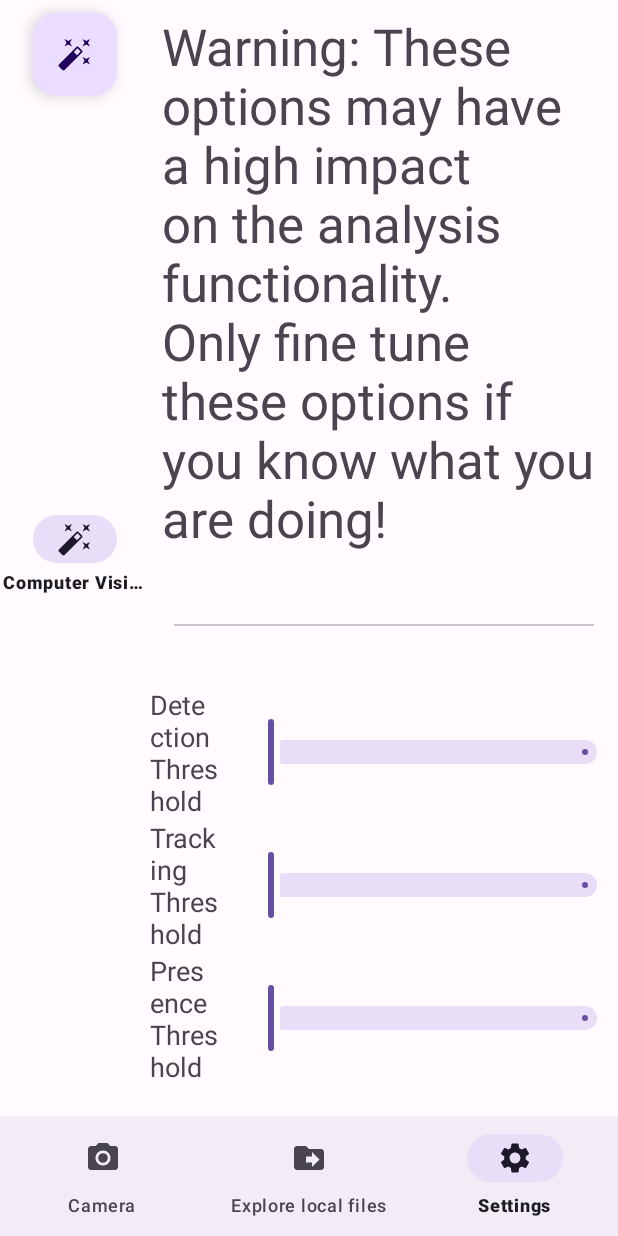
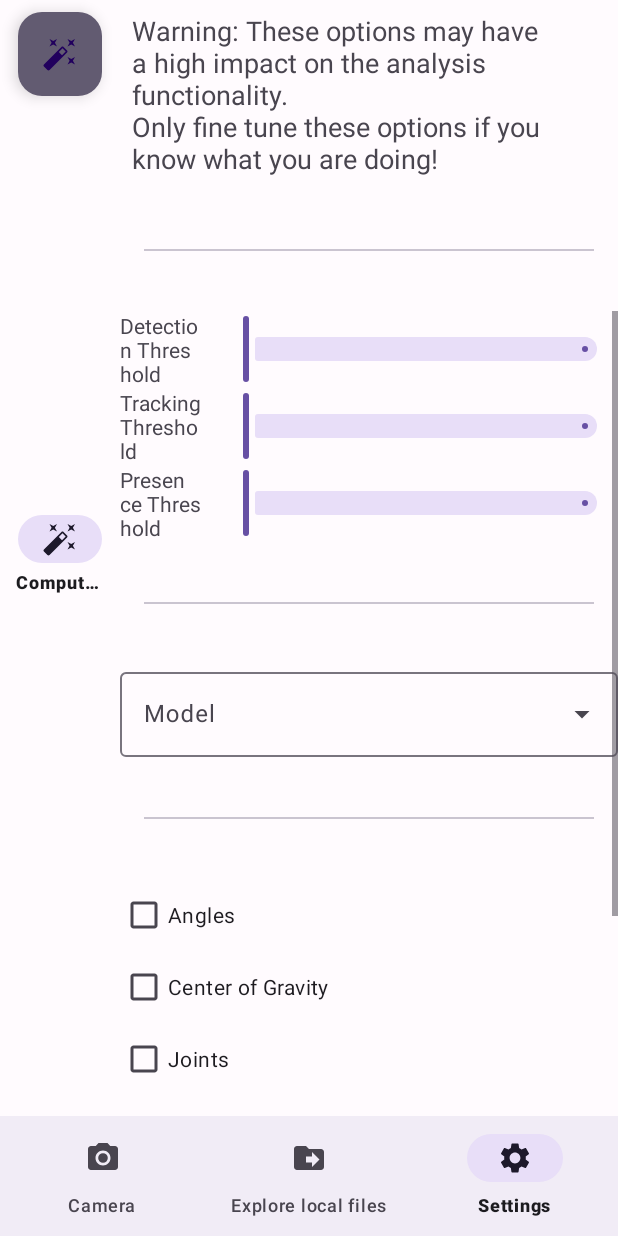
Before and after one commit to EspylArva/climbing-muse-kotlin, an Android app: the SettingsFragment screen opened through its navigation route, on a phone screen of 412 x 824 dp. Run offline under Robolectric (Android 15) with nearby library versions, the phone set to English and light mode, and no system bars; our stand-ins replace Timber, navigation-ui; libraries missing offline, so code that uses them is left out: androidx.camera.core, androidx.camera.lifecycle, com.google.mediapipe.tasks; 6 statements that could not run were skipped.

Commit message:
Adding scrollview to Computer Vision Fragment. Adding color to Settings Navigation Rail FAB.

```diff
--- a/app/src/main/res/layout/fragment_computer_vision_settings.xml
+++ b/app/src/main/res/layout/fragment_computer_vision_settings.xml
@@ -1,5 +1,6 @@
 <?xml version="1.0" encoding="utf-8"?>
-<LinearLayout xmlns:android="http://schemas.android.com/apk/res/android"
+<LinearLayout
+    xmlns:android="http://schemas.android.com/apk/res/android"
     xmlns:app="http://schemas.android.com/apk/res-auto"
     xmlns:tools="http://schemas.android.com/tools"
     android:layout_width="match_parent"
@@ -8,10 +9,10 @@
     tools:context=".ui.settings.ComputerVisionSettingsFragment">
 
     <com.google.android.material.textview.MaterialTextView
-        android:layout_width="wrap_content"
+        android:layout_width="match_parent"
         android:layout_height="wrap_content"
-        android:text="@string/computer_vision_settings_warning"
-        android:textSize="@dimen/big_text"
+        android:text="@string/cv_settings_warning"
+        android:textSize="@dimen/medium_text"
         android:padding="@dimen/default_padding"/>
 
     <com.google.android.material.divider.MaterialDivider
@@ -23,6 +24,13 @@
         app:dividerInsetStart="16dp"
         app:dividerInsetEnd="16dp"/>
 
+    <ScrollView
+        android:layout_width="match_parent"
+        android:layout_height="match_parent">
+        <LinearLayout
+            android:layout_height="wrap_content"
+            android:layout_width="match_parent"
+            android:orientation="vertical">
             <LinearLayout
                 android:id="@+id/container_detection_setting"
                 android:layout_width="match_parent"
@@ -32,8 +40,7 @@
                 <com.google.android.material.textview.MaterialTextView
                     android:layout_width="0dp"
                     android:layout_height="wrap_content"
-            android:text="@string/settings_detection_threshold"
-            android:textSize="@dimen/medium_text"
+                    android:text="@string/cv_settings_detection_threshold"
                     android:layout_weight="1" />
                 <com.google.android.material.slider.Slider
                     android:id="@+id/slider_detection_threshold"
@@ -55,8 +62,7 @@
                 <com.google.android.material.textview.MaterialTextView
                     android:layout_width="0dp"
                     android:layout_height="wrap_content"
-            android:text="@string/settings_tracking_threshold"
-            android:textSize="@dimen/medium_text"
+                    android:text="@string/cv_settings_tracking_threshold"
                     android:layout_weight="1"/>
                 <com.google.android.material.slider.Slider
                     android:id="@+id/slider_tracking_threshold"
@@ -78,8 +84,7 @@
                 <com.google.android.material.textview.MaterialTextView
                     android:layout_width="0dp"
                     android:layout_height="wrap_content"
-            android:text="@string/settings_presence_threshold"
-            android:textSize="@dimen/medium_text"
+                    android:text="@string/cv_settings_presence_threshold"
                     android:layout_weight="1"/>
                 <com.google.android.material.slider.Slider
                     android:id="@+id/slider_presence_threshold"
@@ -105,7 +110,8 @@
                 android:id="@+id/menu_model"
                 android:layout_width="match_parent"
                 android:layout_height="wrap_content"
-        android:hint="@string/settings_model">
+                style="@style/Widget.Material3.TextInputLayout.OutlinedBox.ExposedDropdownMenu"
+                android:hint="@string/cv_settings_model">
 
                 <com.google.android.material.textfield.MaterialAutoCompleteTextView
                     android:layout_width="match_parent"
@@ -180,3 +186,5 @@
             </LinearLayout>
 
         </LinearLayout>
+    </ScrollView>
+</LinearLayout>
--- a/app/src/main/res/layout/fragment_settings.xml
+++ b/app/src/main/res/layout/fragment_settings.xml
@@ -8,7 +8,7 @@
 
     <com.google.android.material.navigationrail.NavigationRailView
         android:id="@+id/settings_navigation_rail"
-        android:layout_width="100dp"
+        android:layout_width="80dp"
         android:layout_height="match_parent"
         app:headerLayout="@layout/navigation_rail_fab"
         app:menu="@menu/settings_rail_menu"
--- a/app/src/main/res/layout/navigation_rail_fab.xml
+++ b/app/src/main/res/layout/navigation_rail_fab.xml
@@ -4,5 +4,6 @@
     xmlns:app="http://schemas.android.com/apk/res-auto"
     android:layout_width="wrap_content"
     android:layout_height="wrap_content"
-    app:srcCompat="@drawable/baseline_auto_fix_high_24">
+    app:srcCompat="@drawable/baseline_auto_fix_high_24"
+    app:backgroundTint="@color/md_theme_light_secondary">
 </com.google.android.material.floatingactionbutton.FloatingActionButton>
--- a/app/src/main/res/values/strings.xml
+++ b/app/src/main/res/values/strings.xml
@@ -6,6 +6,7 @@
     <string name="title_camera">Camera</string>
     <string name="title_file_explorer">Explore local files</string>
     <string name="title_settings">Settings</string>
+    <string name="title_computer_vision_settings">Computer\nVision</string>
 
     <!-- Snackbar content -->
     <string name="permission_denied">Permission denied</string>
@@ -22,12 +23,13 @@
 
     <!-- SharedPreferences IDs -->
     <string name="camera_permission_denied">Manifest.CAMERA permission</string>
-    <string name="settings_model">Model</string>
-    <string name="settings_presence_threshold">Presence Threshold</string>
-    <string name="settings_tracking_threshold">Tracking Threshold</string>
-    <string name="settings_detection_threshold">Detection Threshold</string>
-    <string name="computer_vision_settings_warning">Warning: These options may have a high impact on the analysis functionality.\nOnly fine tune these options if you know what you are doing!</string>
-    <string name="title_computer_vision_settings">Computer Vision Settings</string>
+
+    <!-- Settings content -->
+    <string name="cv_settings_model">Model</string>
+    <string name="cv_settings_presence_threshold">Presence Threshold</string>
+    <string name="cv_settings_tracking_threshold">Tracking Threshold</string>
+    <string name="cv_settings_detection_threshold">Detection Threshold</string>
+    <string name="cv_settings_warning">Warning: These options may have a high impact on the analysis functionality.\nOnly fine tune these options if you know what you are doing!</string>
 
     <!-- Unclassified -->
 </resources>
```
Lines whose indentation alone changed are shown as unchanged.
